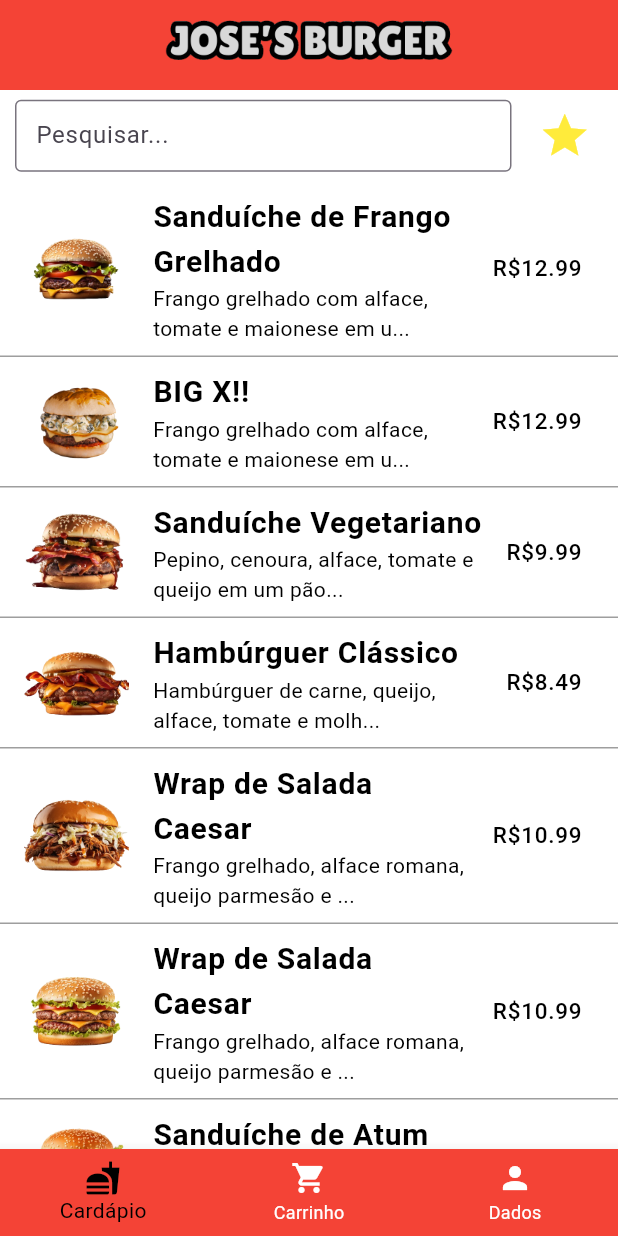
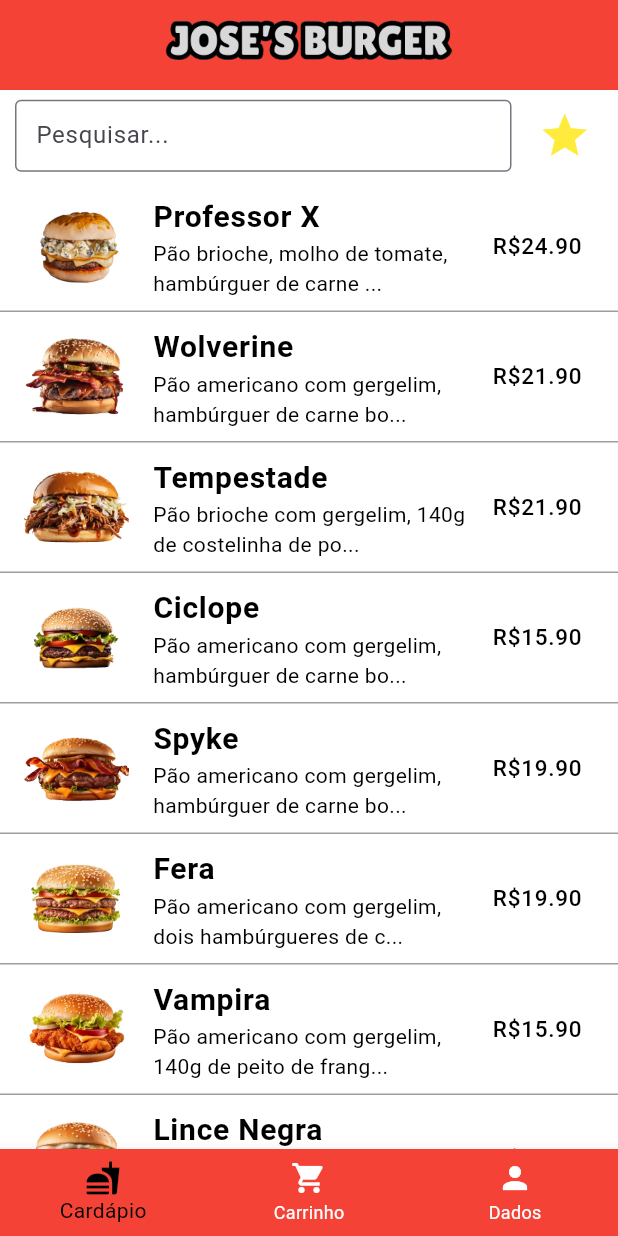
Before and after one commit to caiolara090/Joses_Burger, a Flutter app: the PaginaCardapio screen opened directly with empty values, on a phone screen of 412 x 824 dp. Run offline on Flutter 3.47's test engine with Material 3 defaults, Android fonts, the phone set to English and light mode, and no system bars; our stand-ins replace qr_flutter.

Commit message:
Adição dos nomes e descrições dos hambúrgueres

```diff
--- a/josesburguer/lib/Cardapio.dart
+++ b/josesburguer/lib/Cardapio.dart
@@ -22,113 +22,141 @@ class _PaginaCardapioState extends State<PaginaCardapio> {
 
   List<Produto> produtos = [
     Produto(
-      nome: "Sanduíche de Frango Grelhado",
+      nome: "Professor X",
       descricao:
-          "Frango grelhado com alface, tomate e maionese em um pão integral.",
-      preco: 12.99,
+        """Pão brioche, molho de tomate, hambúrguer de carne bovina 160g coberto com os queijos muçarela, provolone, catupiry e gorgonzola.
+
+        Assim como o Professor X lidera os X-Men com sua mente poderosa, este hamburguer lidera o seu paladar em uma aventura épica. Prepare-se para uma explosão de sabores que transcende os limites da imaginação e experimente o hamburguer Professor X, um tributo delicioso a um dos maiores heróis dos quadrinhos.""",
+      preco: 24.90,
+      foto: "assets/H_X.png"
+    ),
+    Produto(
+      nome: "Wolverine",
+      descricao:
+        """Pão americano com gergelim, hambúrguer de carne bovina 160g, bacon, picles e molho barbecue da casa.
+
+        Prepare-se para uma experiência gastronômica que vai despertar seus instintos mais selvagens e deixar um rastro de satisfação em seu paladar.""",
+      preco: 21.90,
+      foto: "assets/H_B_bacon.png"
+    ),
+    Produto(
+      nome: "Tempestade",
+      descricao:
+          """Pão brioche com gergelim, 140g de costelinha de porco desfiada, muçarela ralada, cebola roxa e molho barbecue da casa.
+
+          Venha experimentar essa explosão de sabores, capaz de alterar o clima, deixando tudo mais feliz.""",
+      preco: 21.90,
+      foto: "assets/H_pork.png"
+    ),
+    Produto(
+      nome: "Ciclope",
+      descricao:
+          """Pão americano com gergelim, hambúrguer de carne bovina 120g, queijo cheddar, alface, tomate, ketchup e mostarda.
+
+          Feche os olhos, dê uma mordida e deixe-se levar pela experiência única do hamburguer Ciclope.""",
+      preco: 15.90,
       foto: "assets/H_normal.png"
     ),
     Produto(
-      nome: "BIG X!!",
+      nome: "Spyke",
       descricao:
-          "Frango grelhado com alface, tomate e maionese em um pão integral.",
-      preco: 12.99,
-      foto: "assets/H_X.png"
-    ),
-    Produto(
-      nome: "Sanduíche Vegetariano",
-      descricao: "Pepino, cenoura, alface, tomate e queijo em um pão de grãos.",
-      preco: 9.99,
-      foto: "assets/H_B_bacon.png"
-    ),
-    Produto(
-      nome: "Hambúrguer Clássico",
-      descricao:
-          "Hambúrguer de carne, queijo, alface, tomate e molho especial em um pão de hambúrguer.",
-      preco: 8.49,
+          """Pão americano com gergelim, hambúrguer de carne bovina 160g, bacon, picles, queijo cheddar, alface e ketchup.
+
+          Assim como o Spyke usa seus espinhos para explorar novos caminhos, este hamburguer convida você a explorar novas combinações de sabores e descobrir uma nova dimensão de prazer gastronômico.""",
+      preco: 19.90,
       foto: "assets/H_X_bacon.png"
     ),
     Produto(
-      nome: "Wrap de Salada Caesar",
+      nome: "Fera",
       descricao:
-          "Frango grelhado, alface romana, queijo parmesão e molho Caesar em uma tortilha de trigo integral.",
-      preco: 10.99,
-      foto: "assets/H_pork.png"
-    ),
-    Produto(
-      nome: "Wrap de Salada Caesar",
-      descricao:
-          "Frango grelhado, alface romana, queijo parmesão e molho Caesar em uma tortilha de trigo integral.",
-      preco: 10.99,
+          """Pão americano com gergelim, dois hambúrgueres de carne bovina 120g cada, queijo cheddar, alface, tomate e ketchup.
+
+          Este hamburguer é para aqueles com uma fome voraz, uma verdadeira besta faminta prestes a atacar sua refeição como o Fera ataca seus desafios intelectuais""",
+      preco: 19.90,
       foto: "assets/H_2_B.png"
     ),
     Produto(
-      nome: "Sanduíche de Atum",
+      nome: "Vampira",
       descricao:
-          "Atum, alface, cebola, picles e maionese em um pão de centeio.",
-      preco: 11.49,
+          """Pão americano com gergelim, 140g de peito de frango empanado, queijo cheddar, alface, tomate, cebola e ketchup.
+
+          Este hamburguer vai sugar sua fome com a voracidade da Vampira, deixando você saciado e energizado para enfrentar qualquer desafio.""",
+      preco: 15.90,
       foto: "assets/H_chicken.png"
     ),
     Produto(
-      nome: "Sanduíche de Frango Grelhado",
+      nome: "Lince Negra",
       descricao:
-          "Frango grelhado com alface, tomate e maionese em um pão integral.",
-      preco: 12.99,
+          """Pão americano com gergelim, 140g de filé de tilápia empanado, alface, cebola roxa e molho tártaro da casa.
+
+          Experimente este hamburguer com a leveza e a suavidade da intangibilidade da Lince Negra, onde os sabores dançam em sua boca, como se fossem feitos de pura energia.""",
+      preco: 15.90,
       foto: "assets/H_fish.png"
     ),
     Produto(
-      nome: "Sanduíche Vegetariano",
-      descricao: "Pepino, cenoura, alface, tomate e queijo em um pão de grãos.",
-      preco: 9.99,
+      nome: "Noturno",
+      descricao:
+        """Pão vegano com gergelim, hambúrguer de soja 140g, tofu, alface, cebola roxa, pepino e ketchup.
+
+        Com uma combinação única de ingredientes veganos, este prato celebra a versatilidade e a ousadia, assim como o próprio herói, proporcionando uma experiência culinária que vai teleportar seu paladar para novas dimensões de sabor e textura.""",
+      preco: 15.90,
       foto: "assets/H_vegan.png"
     ),
     Produto(
-      nome: "Hambúrguer Clássico",
+      nome: "Batatas Jean Grey",
       descricao:
-          "Hambúrguer de carne, queijo, alface, tomate e molho especial em um pão de hambúrguer.",
-      preco: 8.49,
+          """Batatas fritas em óleo vegetal
+
+          Estas fritas parecem ter lido sua mente, assim como Jean Grey dos X-Men, entregando exatamente o que você deseja: uma combinação perfeita de crocância e sabor.""",
+      preco: 6.50,
       foto: "assets/B_normal.png"
     ),
     Produto(
-      nome: "Wrap de Salada Caesar",
+      nome: "Batatas Fenix Negra",
       descricao:
-          "Frango grelhado, alface romana, queijo parmesão e molho Caesar em uma tortilha de trigo integral.",
-      preco: 10.99,
+          """Batatas fritas, queijo cheddar e bacon.
+
+          Estas batatas fritas com bacon e queijo capturam a intensidade cósmica da Fênix Negra, oferecendo uma explosão de sabores que vai incendiar seu paladar.""",
+      preco: 10.50,
       foto: "assets/B_bacon.png"
     ),
     Produto(
-      nome: "Sanduíche de Atum",
+      nome: "Salada Magneto",
       descricao:
-          "Atum, alface, cebola, picles e maionese em um pão de centeio.",
-      preco: 11.49,
+          """Alface romana, queijo muçarela ralado, croutons, peito de frango fatiado e molho especial da casa.
+
+          Trata-se de uma salada Caesar que cria uma experiência gastronômica que atrai e encanta os sentidos.""",
+      preco: 19.90,
       foto: "assets/S_caesar.png"
     ),
     Produto(
-      nome: "Sanduíche de Frango Grelhado",
+      nome: "Salada Polaris",
       descricao:
-          "Frango grelhado com alface, tomate e maionese em um pão integral.",
-      preco: 12.99,
+          """Alface romana, tomate, cebola roxa e azeitona preta.
+
+          É uma variedade de ingredientes vibrantes e frescos que se entrelaçam como os poderosos campos magnéticos que a Polaris controla.""",
+      preco: 12.90,
       foto: "assets/S_normal.png"
     ),
     Produto(
-      nome: "Sanduíche de Frango Grelhado",
+      nome: "Coca-cola",
       descricao:
-          "Frango grelhado com alface, tomate e maionese em um pão integral.",
-      preco: 12.99,
+          "Lata de Coca-cola de 350mL.",
+      preco: 6.50,
       foto: "assets/Coca.png"
     ),
     Produto(
-      nome: "Sanduíche de Frango Grelhado",
+      nome: "Pepsi 350mL",
       descricao:
-          "Frango grelhado com alface, tomate e maionese em um pão integral.",
-      preco: 12.99,
+          "Lata de Pepsi de 350mL.",
+      preco: 6.50,
       foto: "assets/Pepsi.png"
     ),
     Produto(
-      nome: "Sanduíche de Frango Grelhado",
+      nome: "Guaraná Antártica 350mL",
       descricao:
-          "Frango grelhado com alface, tomate e maionese em um pão integral.",
-      preco: 12.99,
+          "Lata de Guaraná Antártica de 350mL.",
+      preco: 6.50,
       foto: "assets/Guarana.png"
     ),
   ];
```
